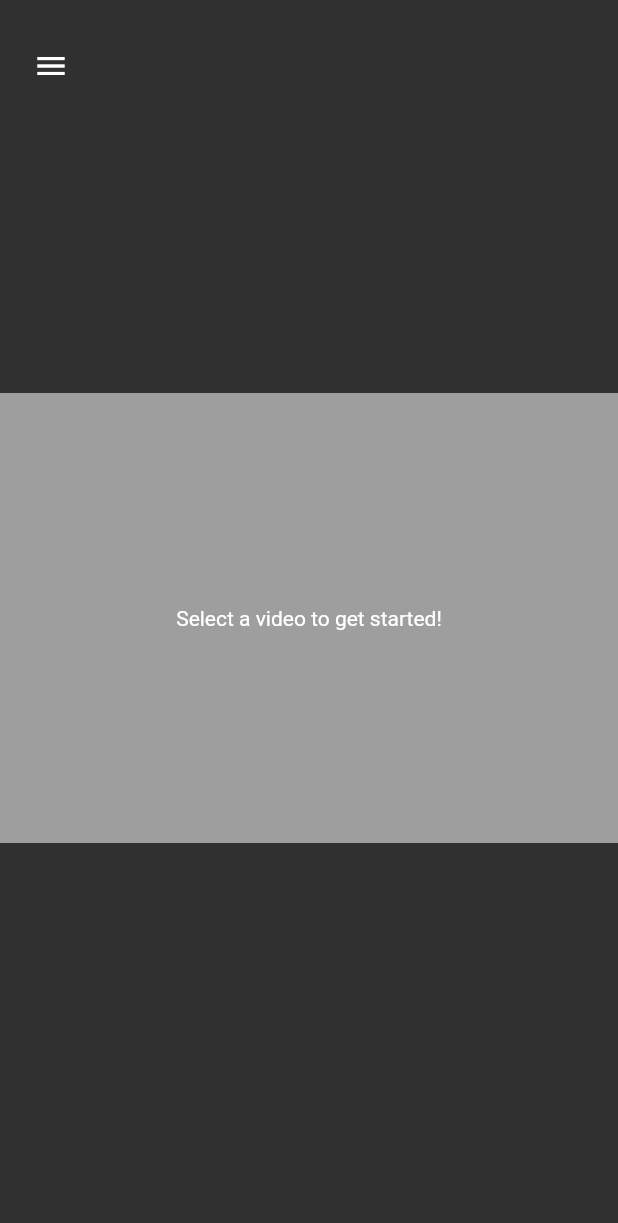
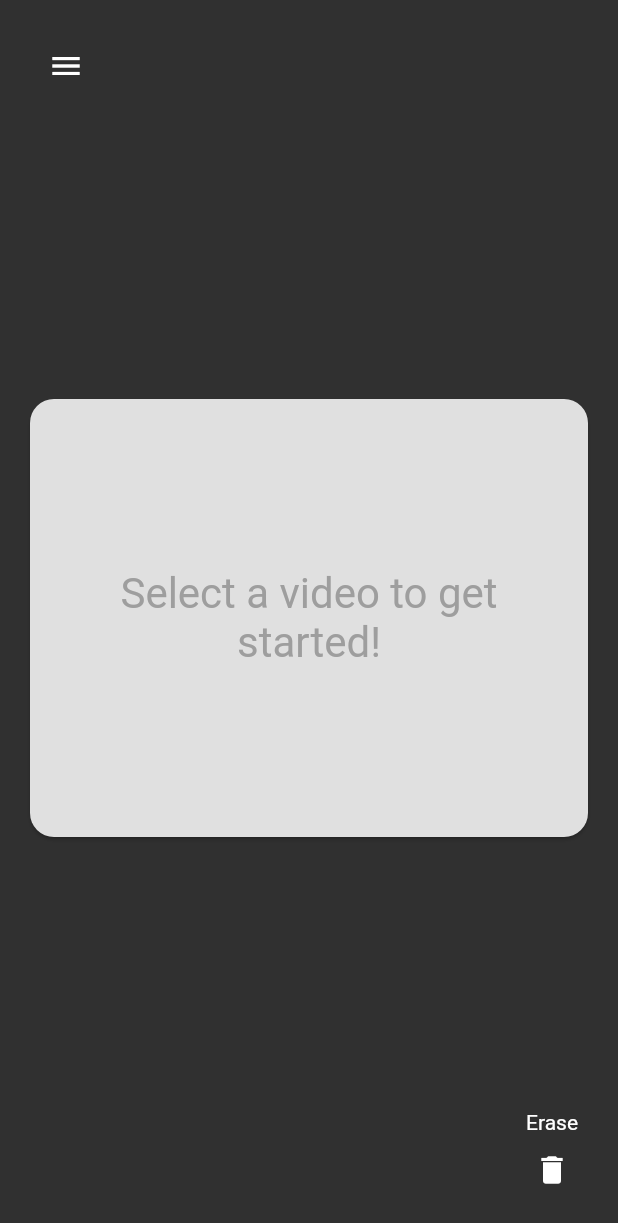
Before and after one commit to DirtbagDrew/golf, a Flutter app: the HomePage screen opened directly, after a tap on "Open video selector", on a phone screen of 412 x 824 dp. Shown: the top 1223 px of the screen. Run offline on Flutter 3.47's test engine with Material 2 defaults, Android fonts, the phone set to English and light mode, and no system bars; our stand-ins replace font_awesome_flutter, image_picker, video_player; Roboto replaces fonts that are missing (Hind).

Commit message:
add erase function

```diff
--- a/lib/pages/VideoPage.dart
+++ b/lib/pages/VideoPage.dart
@@ -19,6 +19,7 @@ class VideoPageContent extends StatefulWidget {
 class _VideoPageScreenState extends State<VideoPageContent> {
   String _videoString = '';
   String _videoType = '';
+  bool isErase = false;
 
   double _deviceHeight() {
     return MediaQuery.of(context).size.height;
@@ -58,8 +59,22 @@ class _VideoPageScreenState extends State<VideoPageContent> {
         body: new Builder(builder: (context) {
           return new Stack(
             children: <Widget>[
+              Container(
+                constraints: BoxConstraints(
+                    maxHeight: _deviceHeight(), maxWidth: _deviceWidth()),
+                child: Row(
+                  children: <Widget>[
+                    Expanded(
+                      child: VideoPlayerScreen(
+                          videoString: _videoString,
+                          videoType: _videoType,
+                          isErase: isErase),
+                    )
+                  ],
+                ),
+              ),
               Positioned(
-                left: 10,
+                left: 20,
                 top: 20,
                 child: IconButton(
                   icon: Icon(Icons.menu),
@@ -68,20 +83,22 @@ class _VideoPageScreenState extends State<VideoPageContent> {
                   },
                 ),
               ),
-              Container(
-                constraints: BoxConstraints(
-                    maxHeight: _deviceHeight(), maxWidth: _deviceWidth()),
-                child: Row(
-                  children: <Widget>[
-                    Expanded(
-                      child: VideoPlayerScreen(
-                        videoString: _videoString,
-                        videoType: _videoType,
+              Positioned(
+                  right: 20,
+                  bottom: 20,
+                  child: Column(
+                    children: <Widget>[
+                      Text('Erase'),
+                      IconButton(
+                        icon: Icon(Icons.delete),
+                        onPressed: () {
+                          setState(() {
+                            isErase = true;
+                          });
+                        },
                       ),
-                    )
-                  ],
-                ),
-              )
+                    ],
+                  )),
             ],
           );
         }));
--- a/lib/widgets/VideoPlayerScreen.dart
+++ b/lib/widgets/VideoPlayerScreen.dart
@@ -7,11 +7,15 @@ import 'VideoSlider.dart';
 
 class VideoPlayerScreen extends StatefulWidget {
   VideoPlayerScreen(
-      {Key key, @required this.videoString, @required this.videoType})
+      {Key key,
+      @required this.videoString,
+      @required this.videoType,
+      @required this.isErase})
       : super(key: key);
 
   final String videoString;
   final String videoType;
+  final bool isErase;
 
   @override
   _VideoPlayerScreenState createState() => _VideoPlayerScreenState();
@@ -124,7 +128,8 @@ class _VideoPlayerScreenState extends State<VideoPlayerScreen> {
                             // Use the VideoPlayer widget to display the video.
                             child: DrawingBoard(
                                 child: VideoPlayer(_controller),
-                                orientation: _getOrientation()),
+                                orientation: _getOrientation(),
+                                isErase: widget.isErase),
                           ),
                         ),
                         VideoSlider(
@@ -147,10 +152,30 @@ class _VideoPlayerScreenState extends State<VideoPlayerScreen> {
     } else {
       return Center(
         child: Container(
+          margin: EdgeInsets.all(16.0),
           height: 300,
-          color: Colors.grey,
-          alignment: Alignment.center,
-          child: Text('Select a video to get started!'),
+          child: Card(
+            color: Colors.grey[300],
+            clipBehavior: Clip.antiAlias,
+            shape: RoundedRectangleBorder(
+              borderRadius: BorderRadius.only(
+                topLeft: Radius.circular(16.0),
+                topRight: Radius.circular(16.0),
+                bottomLeft: Radius.circular(16.0),
+                bottomRight: Radius.circular(16.0),
+              ),
+            ),
+            child: Padding(
+              padding: EdgeInsets.all(16.0),
+              child: Center(
+                child: Text(
+                  'Select a video to get started!',
+                  style: Theme.of(context).textTheme.display1,
+                  textAlign: TextAlign.center,
+                ),
+              ),
+            ),
+          ),
         ),
       );
     }
```
Also changed, not shown: lib/main.dart (+9 -7 lines), lib/widgets/DrawingBoard.dart (+9 -1 lines).
